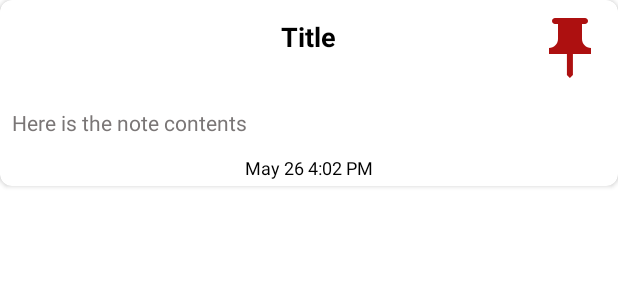
After one commit to animatedAnand/InstaNote, an Android app: the layout note_item_layout.xml on its own in the app's theme, with its tools: preview values and no code run, on a phone screen of 412 x 824 dp. The commit adds this screen. Shown: the top 300 px of the screen. Run offline under Robolectric (Android 15) with nearby library versions, the phone set to English and light mode, and no system bars.

Commit message:
UI deigned

```diff
--- /dev/null
+++ b/app/src/main/res/drawable/ic_pin.xml
@@ -0,0 +1,6 @@
+<vector android:height="24dp" android:tint="#AD1010"
+    android:viewportHeight="24" android:viewportWidth="24"
+    android:width="24dp" xmlns:android="http://schemas.android.com/apk/res/android">
+    <path android:fillColor="@android:color/white"
+        android:fillType="evenOdd" android:pathData="M16,9V4l1,0c0.55,0 1,-0.45 1,-1v0c0,-0.55 -0.45,-1 -1,-1H7C6.45,2 6,2.45 6,3v0c0,0.55 0.45,1 1,1l1,0v5c0,1.66 -1.34,3 -3,3h0v2h5.97v7l1,1l1,-1v-7H19v-2h0C17.34,12 16,10.66 16,9z"/>
+</vector>
--- /dev/null
+++ b/app/src/main/res/layout/note_item_layout.xml
@@ -0,0 +1,59 @@
+<?xml version="1.0" encoding="utf-8"?>
+<androidx.cardview.widget.CardView xmlns:android="http://schemas.android.com/apk/res/android"
+    android:layout_width="match_parent"
+    android:layout_height="wrap_content"
+    xmlns:app="http://schemas.android.com/apk/res-auto"
+    app:cardCornerRadius="8dp"
+    android:id="@+id/cv_note_item"
+    android:elevation="6dp">
+
+    <LinearLayout
+        android:layout_width="match_parent"
+        android:layout_height="wrap_content"
+        android:orientation="vertical">
+
+        <RelativeLayout
+            android:layout_width="match_parent"
+            android:layout_height="wrap_content">
+
+            <TextView
+                android:id="@+id/tv_title"
+                android:layout_width="wrap_content"
+                android:layout_height="wrap_content"
+                android:layout_centerHorizontal="true"
+                android:layout_margin="8dp"
+                android:padding="4dp"
+                android:text="Title"
+                android:textColor="@color/black"
+                android:textSize="18sp"
+                android:textStyle="bold" />
+
+            <ImageView
+                android:id="@+id/iv_pin"
+                android:layout_width="48dp"
+                android:layout_height="48dp"
+                android:layout_alignParentRight="true"
+                android:layout_margin="8dp"
+                android:src="@drawable/ic_pin" />
+        </RelativeLayout>
+
+        <TextView
+            android:id="@+id/tv_notes"
+            android:layout_width="match_parent"
+            android:layout_height="wrap_content"
+            android:text="Here is the note contents"
+            android:padding="8dp"
+            android:textColor="#7A7676"/>
+        <TextView
+            android:id="@+id/tv_time"
+            android:layout_width="wrap_content"
+            android:layout_height="wrap_content"
+            android:text="May 26 4:02 PM"
+            android:textSize="12sp"
+            android:textColor="@color/black"
+            android:layout_gravity="center_horizontal"
+            android:padding="4dp"/>
+    </LinearLayout>
+
+
+</androidx.cardview.widget.CardView>
```
Also changed, not shown: app/src/main/java/com/example/instanote/Adapter/NotesAdapter.java (added, +89 -0 lines), app/src/main/java/com/example/instanote/Database/RoomDB.java (added, +28 -0 lines), app/src/main/java/com/example/instanote/NotesClickListener.java (added, +10 -0 lines), app/src/main/res/drawable/ic_add.xml (added, +10 -0 lines), app/src/main/res/layout/activity_main.xml (+14 -8 lines), app/src/main/res/values/colors.xml (+7 -0 lines).
